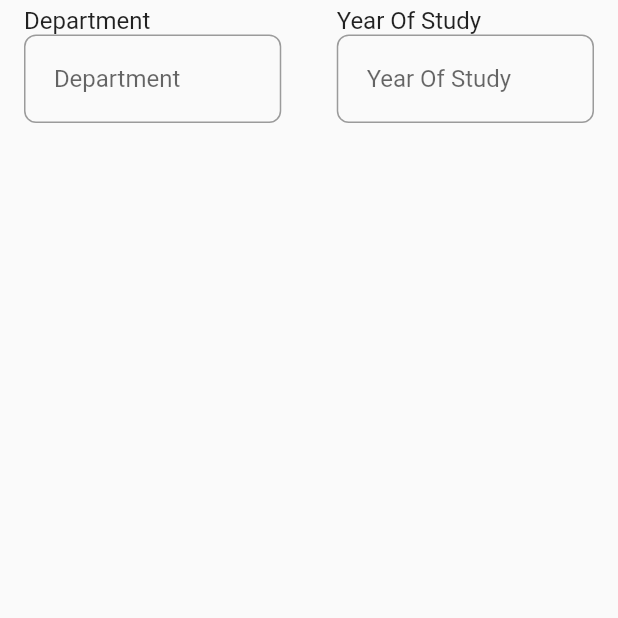
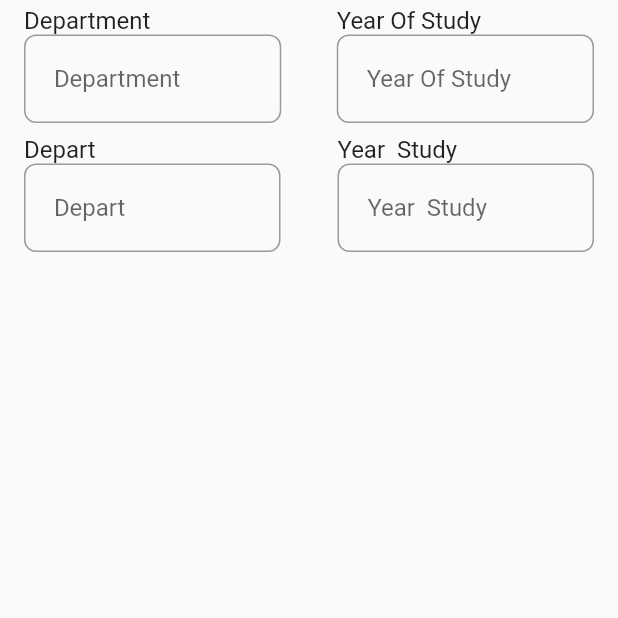
Before and after one commit to mostdesired/Katlego-, a Flutter app: the screen it shows after launch, on a phone screen of 412 x 824 dp, the top half of it. Run offline on Flutter 3.47's test engine with Material 2 defaults, Android fonts, the phone set to English and light mode, and no system bars.

```diff
--- a/lib/main.dart
+++ b/lib/main.dart
@@ -13,26 +13,14 @@ class MyApp extends StatelessWidget {
       home: Scaffold(
         body: Column(
           children: [
-            // ListTile(
-            //: Text('Full Name'),
-            //subtitle: TextFormField(
-            //decoration: const InputDecoration(
-            // border: OutlineInputBorder(
-            // borderRadius: BorderRadius.all(Radius.circular(8))),
-            // hintText: 'Full Name',
-            //),
-            // ),
-            //),
-            //SizedBox(
-            // height: 5,
-            //),
+            //row1
             Row(
               children: [
                 Expanded(
                   child: ListTile(
                     title: Text('Department'),
                     subtitle: TextFormField(
-                      decoration: const InputDecoration(
+                      decoration: InputDecoration(
                         border: OutlineInputBorder(borderRadius: BorderRadius.all(Radius.circular(8))),
                         hintText: '  Department',
                       ),
@@ -46,7 +34,7 @@ class MyApp extends StatelessWidget {
                   child: ListTile(
                     title: Text('Year Of Study'),
                     subtitle: TextFormField(
-                      decoration: const InputDecoration(
+                      decoration: InputDecoration(
                         border: OutlineInputBorder(borderRadius: BorderRadius.all(Radius.circular(8))),
                         hintText: '  Year Of Study',
                       ),
@@ -54,7 +42,37 @@ class MyApp extends StatelessWidget {
                   ),
                 ),
               ],
-            )
+            ),
+            //row2
+            Row(
+              children: [
+                Expanded(
+                  child: ListTile(
+                    title: Text('Depart'),
+                    subtitle: TextFormField(
+                      decoration: InputDecoration(
+                        border: OutlineInputBorder(borderRadius: BorderRadius.all(Radius.circular(8))),
+                        hintText: '  Depart',
+                      ),
+                    ),
+                  ),
+                ),
+                SizedBox(
+                  width: 6,
+                ),
+                Expanded(
+                  child: ListTile(
+                    title: Text('Year  Study'),
+                    subtitle: TextFormField(
+                      decoration: InputDecoration(
+                        border: OutlineInputBorder(borderRadius: BorderRadius.all(Radius.circular(8))),
+                        hintText: '  Year  Study',
+                      ),
+                    ),
+                  ),
+                ),
+              ],
+            ),
           ],
         ),
       ),
```
Also changed, not shown: 1 other file.
